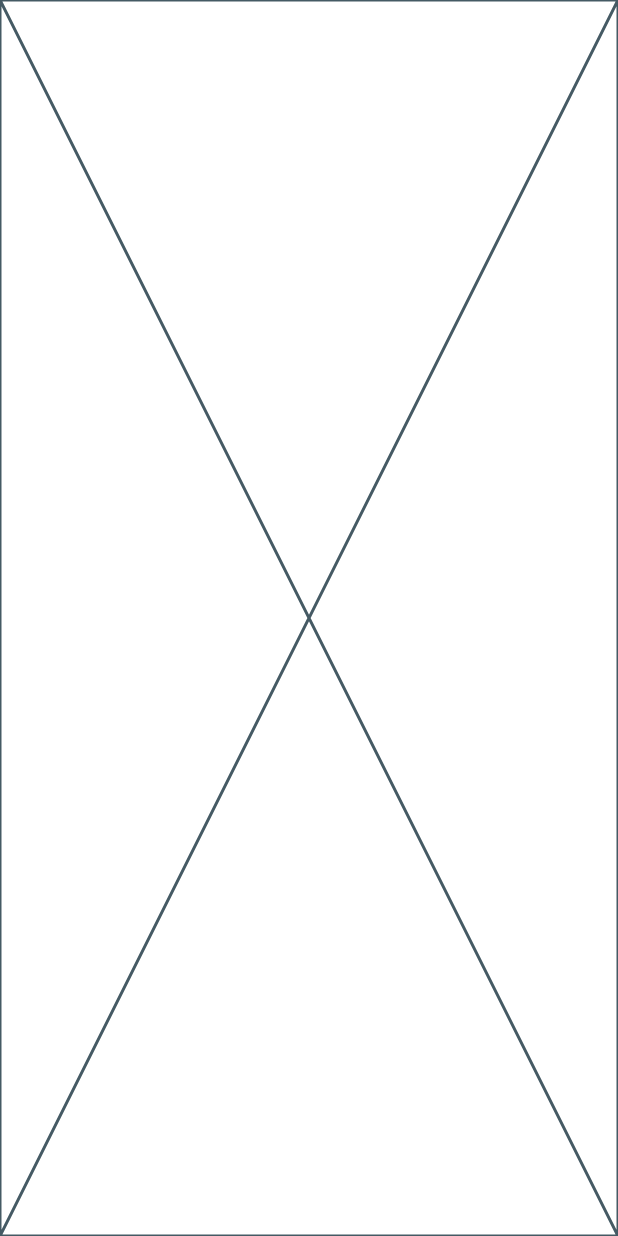
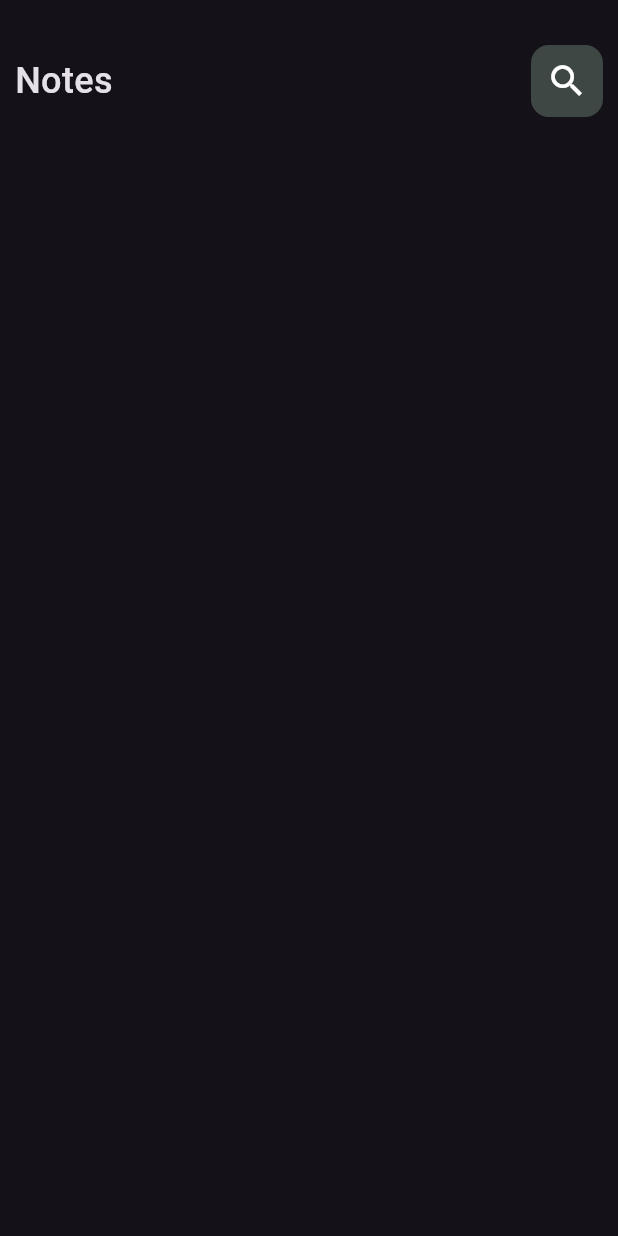
Before and after one commit to MohamedOmarKhedr/notes_app_clean_arch, a Flutter app: the screen it shows after launch, on a phone screen of 412 x 824 dp. Run offline on Flutter 3.47's test engine with Material 3 defaults, Android fonts, the phone set to English and light mode, and no system bars.

Commit message:
create custom appbar

```diff
--- /dev/null
+++ b/lib/core/utils/colors_manager.dart
@@ -0,0 +1,6 @@
+import 'package:flutter/material.dart';
+
+class ColorsManager {
+  static const Color primaryColor = Color.fromARGB(255, 63, 71, 69);
+
+}
--- /dev/null
+++ b/lib/core/utils/constants_manager.dart
@@ -0,0 +1,12 @@
+import 'package:flutter/material.dart';
+
+class ConstantsManager {
+
+  static const double kNotesAppBarHeight = 40;
+  static const double kCustomSearchIconBorderRadius = 12;
+  static const double kCustomSearchIconWidth = 40;
+  static const double kCustomSearchIconHeight = 40;
+
+  static const EdgeInsets kAppPadding =EdgeInsets.all(10);
+
+}
--- /dev/null
+++ b/lib/core/utils/strings_manager.dart
@@ -0,0 +1,4 @@
+class StringsManager {
+  static const String appName = 'Notes';
+
+}
--- /dev/null
+++ b/lib/core/utils/text_style_manager.dart
@@ -0,0 +1,9 @@
+import 'package:flutter/material.dart';
+
+class TextStyleManager {
+  static const TextStyle appNameTextStyle = TextStyle(
+    fontSize: 24,
+    fontWeight: FontWeight.w500,
+  );
+
+}
--- /dev/null
+++ b/lib/core/utils/theme_manager.dart
@@ -0,0 +1,11 @@
+import 'package:flutter/material.dart';
+
+class ThemeManager {
+  static ThemeData getApplicationTheme() {
+    return ThemeData(
+      brightness: Brightness.dark,
+      useMaterial3: true,
+    );
+  }
+
+}
--- a/lib/features/home/presentation/views/home_view.dart
+++ b/lib/features/home/presentation/views/home_view.dart
@@ -1,10 +1,13 @@
 import 'package:flutter/material.dart';
+import 'package:notes_app_clean_arch/features/home/presentation/views/widgets/home_view_body.dart';
 
 class HomeView extends StatelessWidget {
   const HomeView({super.key});
 
   @override
   Widget build(BuildContext context) {
-    return const Placeholder();
+    return const Scaffold(
+      body: HomeViewBody(),
+    );
   }
 }
--- /dev/null
+++ b/lib/features/home/presentation/views/widgets/custom_app_bar.dart
@@ -0,0 +1,18 @@
+import 'package:flutter/material.dart';
+import 'package:notes_app_clean_arch/core/utils/strings_manager.dart';
+import 'package:notes_app_clean_arch/core/utils/text_style_manager.dart';
+import 'package:notes_app_clean_arch/features/home/presentation/views/widgets/custom_search_icon.dart';
+
+class CustomAppBar extends StatelessWidget {
+  const CustomAppBar({super.key});
+
+  @override
+  Widget build(BuildContext context) {
+    return const Row(children: [
+      Text(StringsManager.appName,style: TextStyleManager.appNameTextStyle,),
+      Spacer(),
+      CustomSearchIcon(),
+
+    ],);
+  }
+}
--- /dev/null
+++ b/lib/features/home/presentation/views/widgets/custom_search_icon.dart
@@ -0,0 +1,19 @@
+import 'package:flutter/material.dart';
+import 'package:notes_app_clean_arch/core/utils/colors_manager.dart';
+
+class CustomSearchIcon extends StatelessWidget {
+  const CustomSearchIcon({super.key});
+
+  @override
+  Widget build(BuildContext context) {
+    return Container(
+      width: 48,
+      height: 48,
+      decoration: BoxDecoration(
+        color: ColorsManager.primaryColor,
+        borderRadius: BorderRadius.circular(12),
+      ),
+      child: const Center(child: Icon(Icons.search,size: 28,),),
+    );
+  }
+}
--- /dev/null
+++ b/lib/features/home/presentation/views/widgets/home_view_body.dart
@@ -0,0 +1,18 @@
+import 'package:flutter/material.dart';
+import 'package:notes_app_clean_arch/core/utils/constants_manager.dart';
+import 'package:notes_app_clean_arch/features/home/presentation/views/widgets/custom_app_bar.dart';
+
+class HomeViewBody extends StatelessWidget {
+  const HomeViewBody({super.key});
+
+  @override
+  Widget build(BuildContext context) {
+    return Padding(
+      padding: ConstantsManager.kAppPadding,
+      child: const Column(children: [
+      SizedBox(height: 20),
+       CustomAppBar(),
+       ]),
+    );
+  }
+}
--- a/lib/main.dart
+++ b/lib/main.dart
@@ -1,4 +1,5 @@
 import 'package:flutter/material.dart';
+import 'package:notes_app_clean_arch/core/utils/theme_manager.dart';
 import 'package:notes_app_clean_arch/features/home/presentation/views/home_view.dart';
 
 void main() {
@@ -14,10 +15,7 @@ class NotesApp extends StatelessWidget {
     return MaterialApp(
       debugShowCheckedModeBanner: false,
       title: 'Notes App',
-      theme: ThemeData(
-        brightness: Brightness.dark,
-        useMaterial3: true,
-      ),
+      theme: ThemeManager.getApplicationTheme(),
       home: const HomeView(),
     );
   }
```
